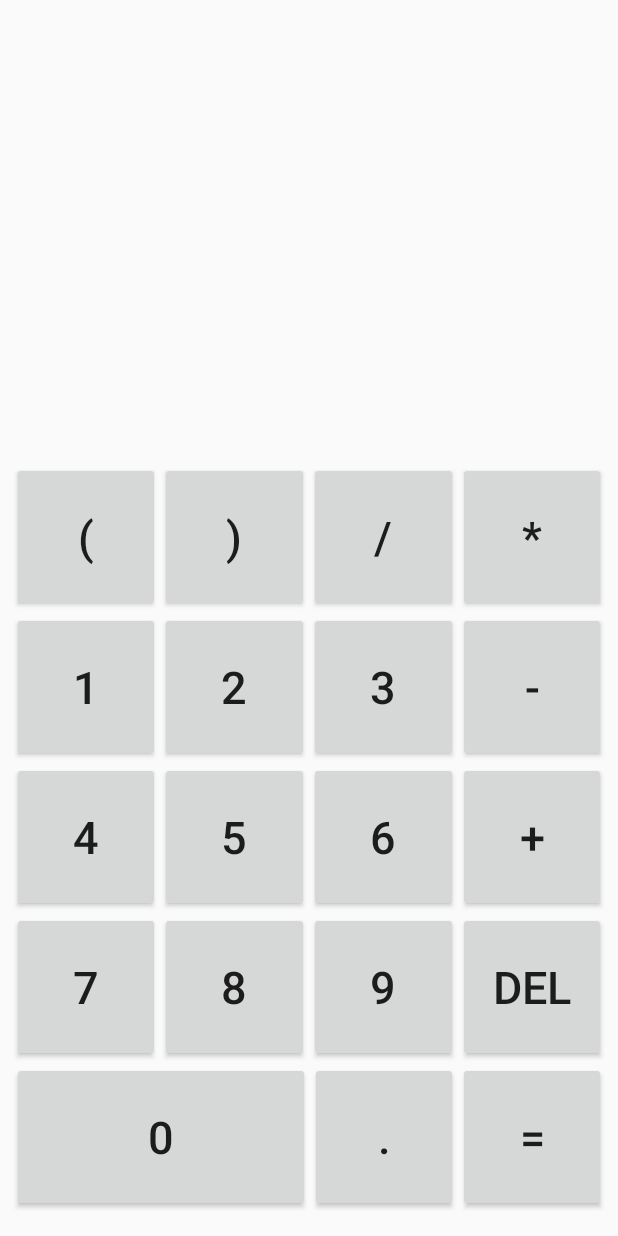
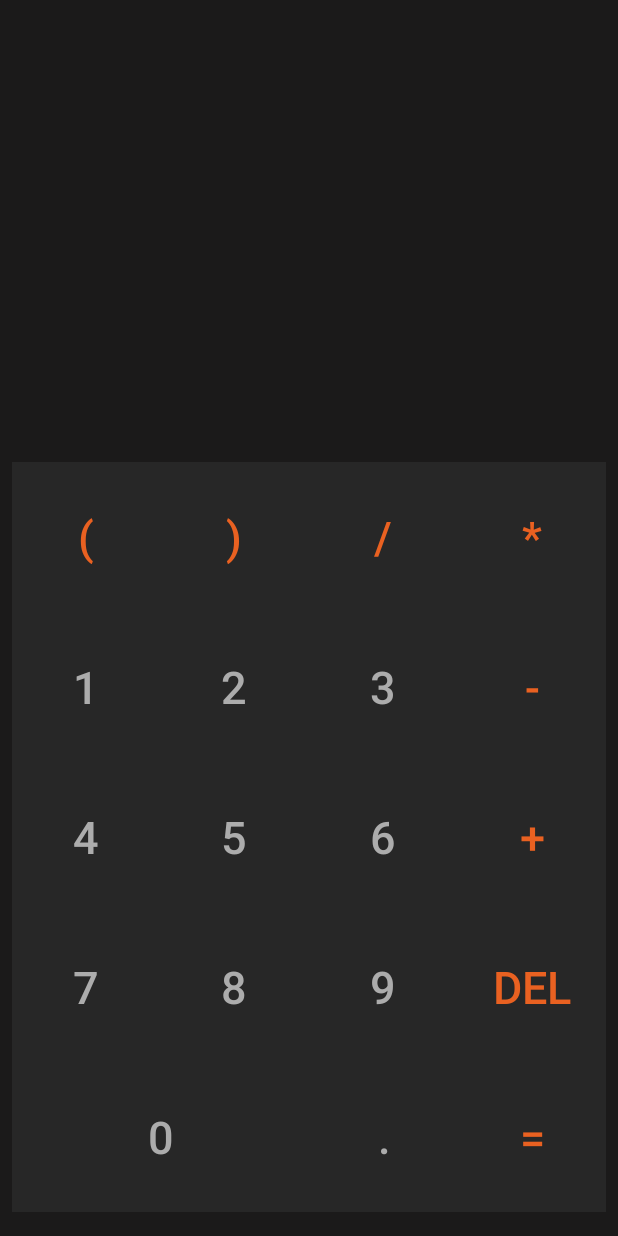
Before and after one commit to diegosanchezstrange/calculator-android, an Android app: the screen it shows after launch (MainActivity), on a phone screen of 412 x 824 dp. Run offline under Robolectric (Android 15) with nearby library versions, the phone set to English and light mode, and no system bars.

Commit message:
Final appeareance

```diff
--- a/app/src/main/res/layout/activity_main.xml
+++ b/app/src/main/res/layout/activity_main.xml
@@ -4,6 +4,7 @@
     xmlns:tools="http://schemas.android.com/tools"
     android:layout_width="match_parent"
     android:layout_height="match_parent"
+    android:background="#1B1A1A"
     tools:context=".MainActivity">
 
     <LinearLayout
@@ -33,27 +34,76 @@
                 android:orientation="horizontal">
 
                 <Button
+                    style="@style/Widget.AppCompat.Button.Borderless"
                     android:id="@+id/buttonParOpen"
                     android:layout_width="wrap_content"
                     android:layout_height="100dp"
                     android:layout_weight="1"
+                    android:background="#272727"
                     android:text="("
+                    android:textColor="#E96121"
                     android:textSize="30sp" />
 
                 <Button
+                    style="@style/Widget.AppCompat.Button.Borderless"
                     android:id="@+id/buttonParClose"
                     android:layout_width="wrap_content"
                     android:layout_height="100dp"
                     android:layout_weight="1"
+                    android:background="#272727"
                     android:text=")"
+                    android:textColor="#E96121"
                     android:textSize="30sp" />
 
                 <Button
+                    style="@style/Widget.AppCompat.Button.Borderless"
                     android:id="@+id/buttonDiv"
                     android:layout_width="wrap_content"
                     android:layout_height="100dp"
                     android:layout_weight="1"
+                    android:background="#272727"
                     android:text="/"
+                    android:textColor="#E96121"
+                    android:textSize="30sp" />
+            </LinearLayout>
+
+            <LinearLayout
+
+                android:layout_width="match_parent"
+                android:layout_height="wrap_content"
+                android:orientation="horizontal">
+
+                <Button
+                    style="@style/Widget.AppCompat.Button.Borderless"
+                    android:id="@+id/button1"
+                    android:layout_width="wrap_content"
+                    android:layout_height="100dp"
+                    android:layout_weight="1"
+                    android:background="#272727"
+                    android:text="1"
+                    android:textColor="#ACACAC"
+                    android:textSize="30sp" />
+
+                <Button
+                    style="@style/Widget.AppCompat.Button.Borderless"
+                    android:id="@+id/button2"
+                    android:layout_width="wrap_content"
+                    android:layout_height="100dp"
+                    android:layout_weight="1"
+                    android:background="#272727"
+                    android:text="2"
+                    android:textColor="#ACACAC"
+                    android:textSize="30sp" />
+
+                <Button
+                    style="@style/Widget.AppCompat.Button.Borderless"
+                    android:id="@+id/button3"
+                    android:layout_width="wrap_content"
+                    android:layout_height="100dp"
+                    android:layout_weight="1"
+                    android:background="#272727"
+                    android:text="3"
+                    android:textColor="#ACACAC"
                     android:textSize="30sp" />
             </LinearLayout>
 
@@ -63,57 +113,37 @@
                 android:orientation="horizontal">
 
                 <Button
-                    android:id="@+id/button1"
-                    android:layout_width="wrap_content"
-                    android:layout_height="100dp"
-                    android:layout_weight="1"
-                    android:text="1"
-                    android:textSize="30sp" />
-
-                <Button
-                    android:id="@+id/button2"
-                    android:layout_width="wrap_content"
-                    android:layout_height="100dp"
-                    android:layout_weight="1"
-                    android:text="2"
-                    android:textSize="30sp" />
-
-                <Button
-                    android:id="@+id/button3"
-                    android:layout_width="wrap_content"
-                    android:layout_height="100dp"
-                    android:layout_weight="1"
-                    android:text="3"
-                    android:textSize="30sp" />
-            </LinearLayout>
-
-            <LinearLayout
-                android:layout_width="match_parent"
-                android:layout_height="wrap_content"
-                android:orientation="horizontal">
-
-                <Button
+                    style="@style/Widget.AppCompat.Button.Borderless"
                     android:id="@+id/button4"
                     android:layout_width="wrap_content"
                     android:layout_height="100dp"
                     android:layout_weight="1"
+                    android:background="#272727"
                     android:text="4"
+                    android:textColor="#ACACAC"
                     android:textSize="30sp" />
 
                 <Button
+                    style="@style/Widget.AppCompat.Button.Borderless"
                     android:id="@+id/button5"
                     android:layout_width="wrap_content"
                     android:layout_height="100dp"
                     android:layout_weight="1"
+                    android:background="#272727"
                     android:text="5"
+                    android:textColor="#ACACAC"
                     android:textSize="30sp" />
 
                 <Button
+                    style="@style/Widget.AppCompat.Button.Borderless"
+
                     android:id="@+id/button6"
                     android:layout_width="wrap_content"
                     android:layout_height="100dp"
                     android:layout_weight="1"
+                    android:background="#272727"
                     android:text="6"
+                    android:textColor="#ACACAC"
                     android:textSize="30sp" />
             </LinearLayout>
 
@@ -123,27 +153,36 @@
                 android:orientation="horizontal">
 
                 <Button
+                    style="@style/Widget.AppCompat.Button.Borderless"
                     android:id="@+id/button7"
                     android:layout_width="wrap_content"
                     android:layout_height="100dp"
                     android:layout_weight="1"
+                    android:background="#272727"
                     android:text="7"
+                    android:textColor="#ACACAC"
                     android:textSize="30sp" />
 
                 <Button
+                    style="@style/Widget.AppCompat.Button.Borderless"
                     android:id="@+id/button8"
                     android:layout_width="wrap_content"
                     android:layout_height="100dp"
                     android:layout_weight="1"
+                    android:background="#272727"
                     android:text="8"
+                    android:textColor="#ACACAC"
                     android:textSize="30sp" />
 
                 <Button
+                    style="@style/Widget.AppCompat.Button.Borderless"
                     android:id="@+id/button9"
                     android:layout_width="wrap_content"
                     android:layout_height="100dp"
                     android:layout_weight="1"
+                    android:background="#272727"
                     android:text="9"
+                    android:textColor="#ACACAC"
                     android:textSize="30sp" />
             </LinearLayout>
 
@@ -153,19 +192,25 @@
                 android:orientation="horizontal">
 
                 <Button
+                    style="@style/Widget.AppCompat.Button.Borderless"
                     android:id="@+id/button0"
                     android:layout_width="match_parent"
                     android:layout_height="100dp"
                     android:layout_weight="1"
+                    android:background="#272727"
                     android:text="0"
+                    android:textColor="#ACACAC"
                     android:textSize="30sp" />
 
                 <Button
+                    style="@style/Widget.AppCompat.Button.Borderless"
                     android:id="@+id/buttonDot"
                     android:layout_width="match_parent"
                     android:layout_height="100dp"
                     android:layout_weight="2"
+                    android:background="#272727"
                     android:text="."
+                    android:textColor="#ACACAC"
                     android:textSize="30sp" />
             </LinearLayout>
 
@@ -178,38 +223,53 @@
             android:orientation="vertical">
 
             <Button
+                style="@style/Widget.AppCompat.Button.Borderless"
                 android:id="@+id/buttonMult"
                 android:layout_width="match_parent"
                 android:layout_height="100dp"
+                android:background="#272727"
                 android:text="*"
+                android:textColor="#E96121"
                 android:textSize="30sp" />
 
             <Button
+                style="@style/Widget.AppCompat.Button.Borderless"
                 android:id="@+id/buttonMinus"
                 android:layout_width="match_parent"
                 android:layout_height="100dp"
+                android:background="#272727"
                 android:text="-"
+                android:textColor="#E96121"
                 android:textSize="30sp" />
 
             <Button
+                style="@style/Widget.AppCompat.Button.Borderless"
                 android:id="@+id/buttonPlus"
                 android:layout_width="match_parent"
                 android:layout_height="100dp"
+                android:background="#272727"
                 android:text="+"
+                android:textColor="#E96121"
                 android:textSize="30sp" />
 
             <Button
+                style="@style/Widget.AppCompat.Button.Borderless"
                 android:id="@+id/buttonDel"
                 android:layout_width="match_parent"
                 android:layout_height="100dp"
+                android:background="#272727"
                 android:text="DEL"
+                android:textColor="#E96121"
                 android:textSize="30sp" />
 
             <Button
+                style="@style/Widget.AppCompat.Button.Borderless"
                 android:id="@+id/buttonEquals"
                 android:layout_width="match_parent"
                 android:layout_height="100dp"
+                android:background="#272727"
                 android:text="="
+                android:textColor="#E96121"
                 android:textSize="30sp" />
         </LinearLayout>
     </LinearLayout>
@@ -218,6 +278,7 @@
         android:id="@+id/textViewResult"
         android:layout_width="wrap_content"
         android:layout_height="wrap_content"
+        android:textColor="#ACACAC"
         android:textSize="60dp"
         app:layout_constraintBottom_toBottomOf="parent"
         app:layout_constraintEnd_toEndOf="parent"
```
